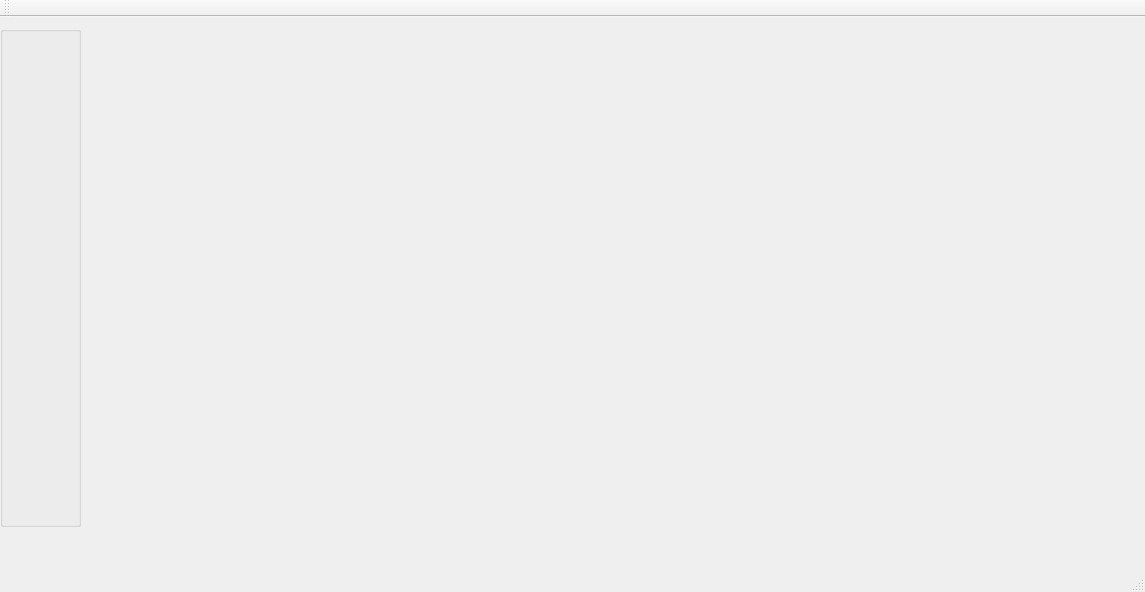
The window that mainwindow.ui (ParhamArmani/CS1CGroupProject) describes before a commit, drawn with Qt 5.
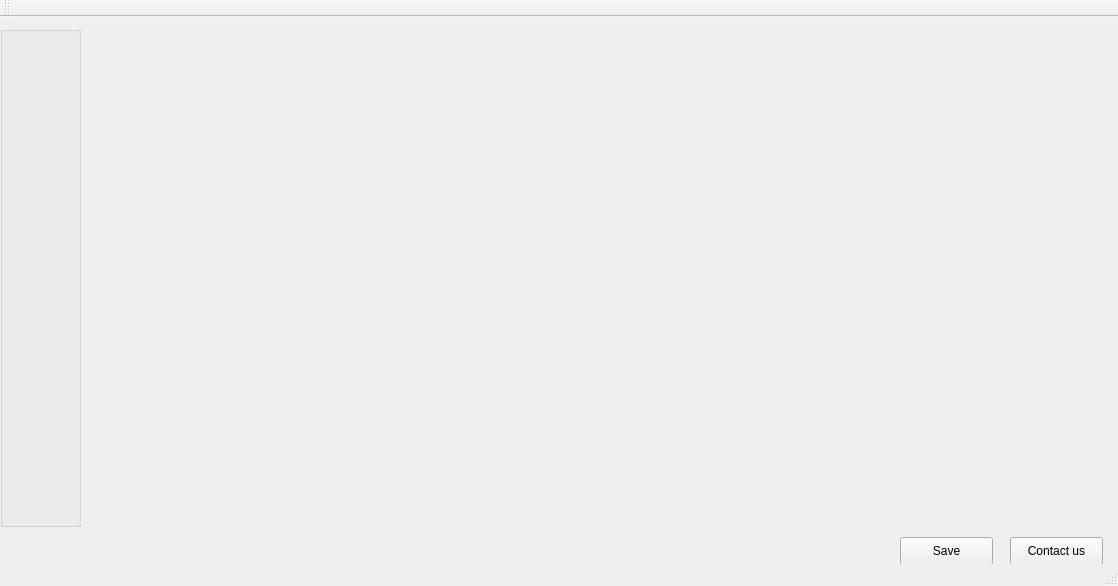
The same window after the commit.

What changed in the file:
```diff
--- a/mainwindow.ui
+++ b/mainwindow.ui
@@ -6,8 +6,8 @@
    <rect>
     <x>0</x>
     <y>0</y>
-    <width>1145</width>
-    <height>592</height>
+    <width>1118</width>
+    <height>586</height>
    </rect>
   </property>
   <property name="windowTitle">
@@ -40,6 +40,32 @@
      <string/>
     </property>
    </widget>
+   <widget class="QPushButton" name="contactBtn">
+    <property name="geometry">
+     <rect>
+      <x>1010</x>
+      <y>520</y>
+      <width>93</width>
+      <height>28</height>
+     </rect>
+    </property>
+    <property name="text">
+     <string>Contact us</string>
+    </property>
+   </widget>
+   <widget class="QPushButton" name="saveBtn">
+    <property name="geometry">
+     <rect>
+      <x>900</x>
+      <y>520</y>
+      <width>93</width>
+      <height>28</height>
+     </rect>
+    </property>
+    <property name="text">
+     <string>Save</string>
+    </property>
+   </widget>
   </widget>
   <widget class="QMenuBar" name="menuBar">
    <property name="geometry">
@@ -56,7 +82,7 @@
     <enum>TopToolBarArea</enum>
    </attribute>
    <attribute name="toolBarBreak">
-    <bool>true</bool>
+    <bool>false</bool>
    </attribute>
   </widget>
   <widget class="QStatusBar" name="statusBar"/>
```
Left out of the diff: 4 changed lines with no effect on the pictures.
